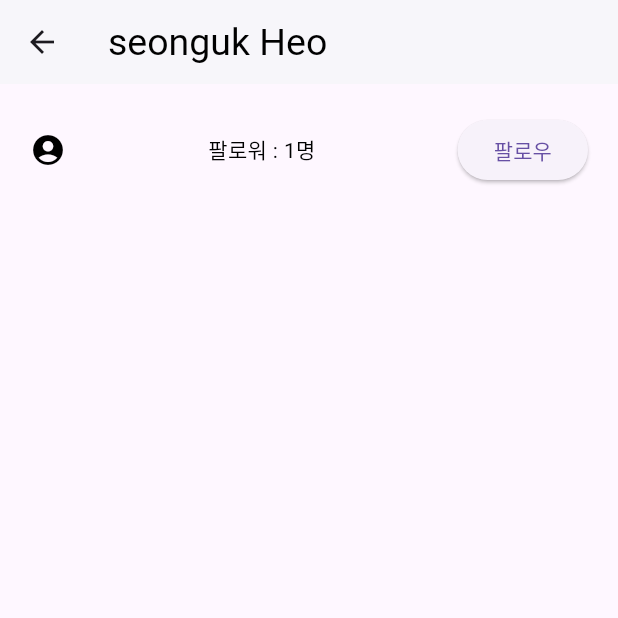
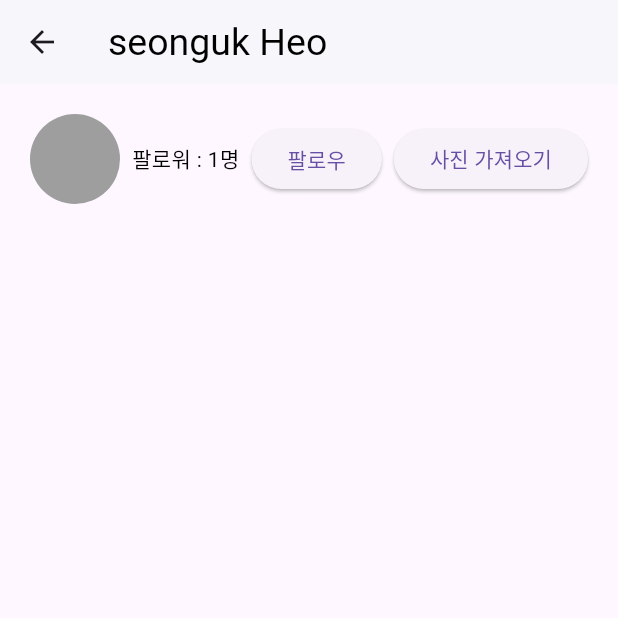
Before and after one commit to seongukHEO/FlutterInstagram, a Flutter app: the Profile screen opened directly, after a tap on "팔로우", on a phone screen of 412 x 824 dp, the top half of it. Run offline on Flutter 3.47's test engine with Material 3 defaults, Android fonts, the light colour scheme and no system bars; our stand-ins replace image_picker, shared_preferences; accounts and stored records are empty; network calls fail.

Commit message:
feat : 13차 강의

```diff
--- a/lib/main.dart
+++ b/lib/main.dart
@@ -150,16 +150,27 @@ class _MyAppState extends State<MyApp> {
 class Store1 extends ChangeNotifier{
   var name = 'seonguk Heo';
   var follower = 0;
+  var friend = false;
 
-  //이름을 바꾸기 위한 함수를 만들어준다
-  // changeName(){
-  //   name = 'john';
-  //   notifyListeners();
-  // }
+  var profileImg = [];
+
+  getData() async {
+    var result = await http.get(Uri.parse('https://codingapple1.github.io/app//profile.json'));
+    var result2 = jsonDecode(result.body);
+    profileImg = result2;
+    notifyListeners();
+
+  }
 
   //팔로우 수를 바꾸기 위한 함수
   changeFollower(){
-    follower++;
+    if(friend == false){
+      follower++;
+      friend = true;
+    }else{
+      follower--;
+      friend = false;
+    }
     notifyListeners();
   }
 }
--- a/lib/profile.dart
+++ b/lib/profile.dart
@@ -18,13 +18,22 @@ class Profile extends StatelessWidget {
         child: Row(
           mainAxisAlignment: MainAxisAlignment.spaceBetween,
           children: [
-            Icon(Icons.account_circle),
+            CircleAvatar(
+              radius: 30,
+              backgroundColor: Colors.grey,
+            ),
             Text('팔로워 : ${context.watch<Store1>().follower}명'),
             ElevatedButton(
                 onPressed: (){
                   context.read<Store1>().changeFollower();
                 },
                 child: Text('팔로우')
+            ),
+            ElevatedButton(
+                onPressed: (){
+                  context.read<Store1>().getData();
+                },
+                child: Text('사진 가져오기')
             )
           ],
         ),
```
